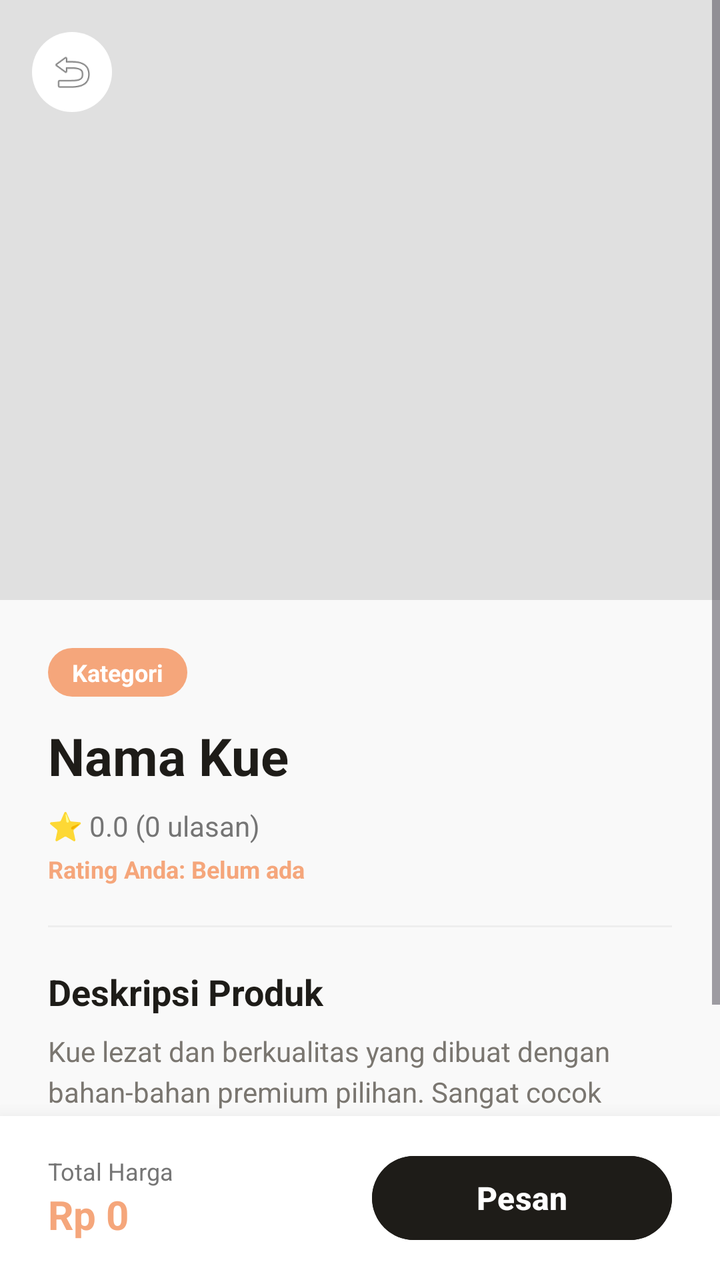
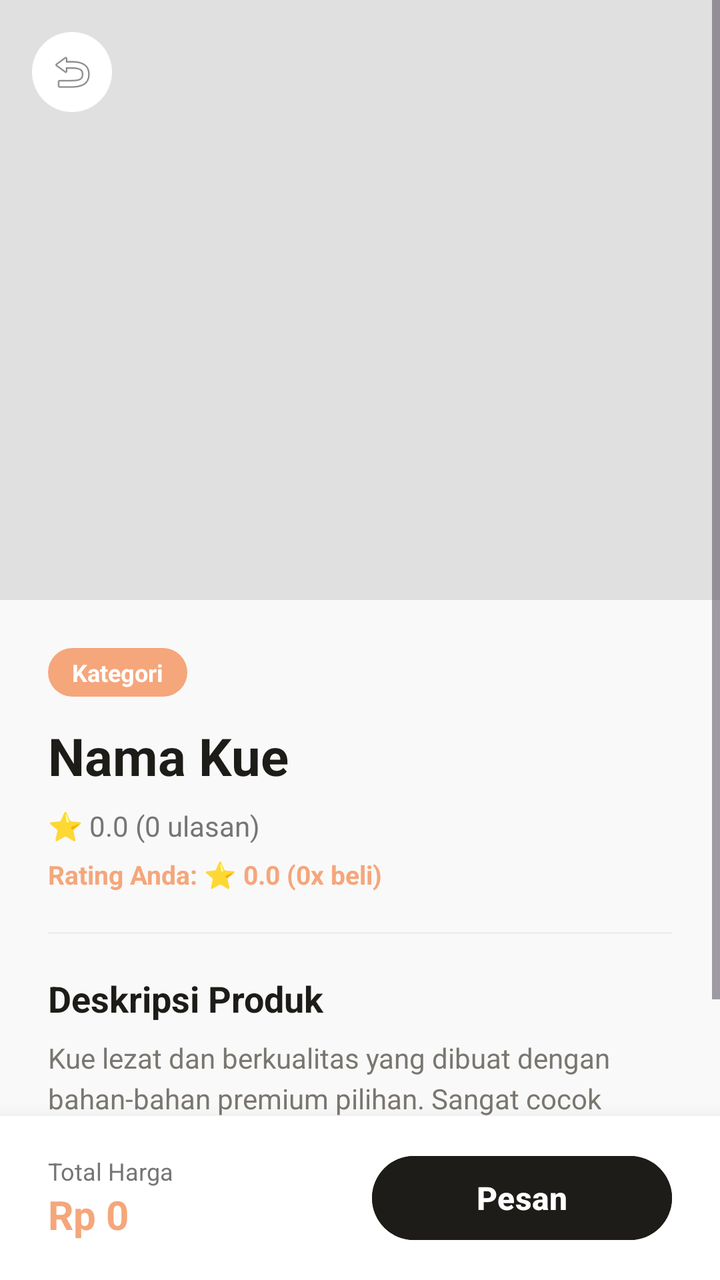

Before-and-after screenshots of an Android layout around one commit, followed by the original layout XML and the change that was made.
<!-- AndroidManifest.xml: application theme Theme.KueWeh -->
<!-- res/layout/activity_detail.xml -->
<?xml version="1.0" encoding="utf-8"?>
<RelativeLayout xmlns:android="http://schemas.android.com/apk/res/android"
    android:layout_width="match_parent"
    android:layout_height="match_parent"
    android:background="#F9F9F9">

    <ScrollView
        android:layout_width="match_parent"
        android:layout_height="match_parent"
        android:layout_above="@id/bottomBar"
        android:fillViewport="true">

        <LinearLayout
            android:layout_width="match_parent"
            android:layout_height="wrap_content"
            android:orientation="vertical">

            <ImageView
                android:id="@+id/imgDetailKue"
                android:layout_width="match_parent"
                android:layout_height="300dp"
                android:scaleType="centerCrop"
                android:background="#E0E0E0" />

            <LinearLayout
                android:layout_width="match_parent"
                android:layout_height="wrap_content"
                android:orientation="vertical"
                android:padding="24dp">

                <TextView
                    android:id="@+id/tvDetailKategori"
                    android:layout_width="wrap_content"
                    android:layout_height="wrap_content"
                    android:background="@drawable/bg_chip_active"
                    android:paddingHorizontal="12dp"
                    android:paddingVertical="4dp"
                    android:text="Kategori"
                    android:textColor="#FFFFFF"
                    android:textSize="12sp"
                    android:textStyle="bold"
                    android:layout_marginBottom="12dp"/>

                <TextView
                    android:id="@+id/tvDetailNama"
                    android:layout_width="match_parent"
                    android:layout_height="wrap_content"
                    android:text="Nama Kue"
                    android:textColor="#1E1C18"
                    android:textSize="26sp"
                    android:textStyle="bold" />

                <TextView
                    android:id="@+id/tvDetailRating"
                    android:layout_width="wrap_content"
                    android:layout_height="wrap_content"
                    android:layout_marginTop="8dp"
                    android:text="⭐ 0.0 (0 ulasan)"
                    android:textColor="#757575"
                    android:textSize="14sp" />

                <TextView
                    android:id="@+id/tvPersonalRating"
                    android:layout_width="wrap_content"
                    android:layout_height="wrap_content"
                    android:layout_marginTop="4dp"
                    android:text="Rating Anda: Belum ada"
                    android:textColor="#F5A67B"
                    android:textSize="12sp"
                    android:textStyle="bold"
                    android:visibility="visible" />

                <View
                    android:layout_width="match_parent"
                    android:layout_height="1dp"
                    android:layout_marginVertical="20dp"
                    android:background="#EEEEEE" />

                <TextView
                    android:layout_width="wrap_content"
                    android:layout_height="wrap_content"
                    android:text="Deskripsi Produk"
                    android:textColor="#1E1C18"
                    android:textSize="18sp"
                    android:textStyle="bold"
                    android:layout_marginBottom="8dp"/>

                <TextView
                    android:layout_width="match_parent"
                    android:layout_height="wrap_content"
                    android:text="Kue lezat dan berkualitas yang dibuat dengan bahan-bahan premium pilihan. Sangat cocok untuk menemani waktu santai Anda bersama keluarga atau orang terkasih."
                    android:textColor="#7A7670"
                    android:textSize="14sp"
                    android:lineSpacingExtra="4dp"/>

            </LinearLayout>
        </LinearLayout>
    </ScrollView>

    <LinearLayout
        android:id="@+id/bottomBar"
        android:layout_width="match_parent"
        android:layout_height="wrap_content"
        android:layout_alignParentBottom="true"
        android:background="#FFFFFF"
        android:elevation="16dp"
        android:orientation="horizontal"
        android:paddingHorizontal="24dp"
        android:paddingVertical="16dp"
        android:gravity="center_vertical">

        <LinearLayout
            android:layout_width="0dp"
            android:layout_height="wrap_content"
            android:layout_weight="1"
            android:orientation="vertical">

            <TextView
                android:layout_width="wrap_content"
                android:layout_height="wrap_content"
                android:text="Total Harga"
                android:textColor="#757575"
                android:textSize="12sp" />

            <TextView
                android:id="@+id/tvDetailHarga"
                android:layout_width="wrap_content"
                android:layout_height="wrap_content"
                android:text="Rp 0"
                android:textColor="#F5A67B"
                android:textSize="20sp"
                android:textStyle="bold" />
        </LinearLayout>

        <Button
            android:id="@+id/btnPesanSekarang"
            android:layout_width="150dp"
            android:layout_height="50dp"
            android:backgroundTint="#1E1C18"
            android:text="Pesan"
            android:textColor="#FFFFFF"
            android:textSize="16sp"
            android:textStyle="bold" />
    </LinearLayout>

    <ImageView
        android:id="@+id/btnBack"
        android:layout_width="40dp"
        android:layout_height="40dp"
        android:layout_margin="16dp"
        android:background="@drawable/bg_search_rounded"
        android:padding="8dp"
        android:src="@android:drawable/ic_menu_revert" />

</RelativeLayout>
<!-- resources referenced by this layout -->
<resources>
  <!-- drawable bg_chip_active (drawable) -->
  <?xml version="1.0" encoding="utf-8"?>
  <shape xmlns:android="http://schemas.android.com/apk/res/android">
      <solid android:color="#F5A67B" /> <corners android:radius="16dp" />
  </shape>
  <!-- drawable bg_search_rounded (drawable) -->
  <?xml version="1.0" encoding="utf-8"?>
  <shape xmlns:android="http://schemas.android.com/apk/res/android">
      <solid android:color="#FFFFFF" />
      <corners android:radius="24dp" /> </shape>
  <style name="Theme.KueWeh" parent="Base.Theme.KueWeh" />
  <style name="Base.Theme.KueWeh" parent="Theme.Material3.DayNight.NoActionBar">
          
          
      </style>
</resources>

<!-- the commit's change to res/layout/activity_detail.xml (unified diff, before → after) -->
@@ -63,12 +63,11 @@
                     android:id="@+id/tvPersonalRating"
                     android:layout_width="wrap_content"
                     android:layout_height="wrap_content"
-                    android:layout_marginTop="4dp"
-                    android:text="Rating Anda: Belum ada"
+                    android:layout_marginTop="6dp"
+                    android:text="Rating Anda: ⭐ 0.0 (0x beli)"
                     android:textColor="#F5A67B"
-                    android:textSize="12sp"
-                    android:textStyle="bold"
-                    android:visibility="visible" />
+                    android:textSize="13sp"
+                    android:textStyle="bold" />
 
                 <View
                     android:layout_width="match_parent"
